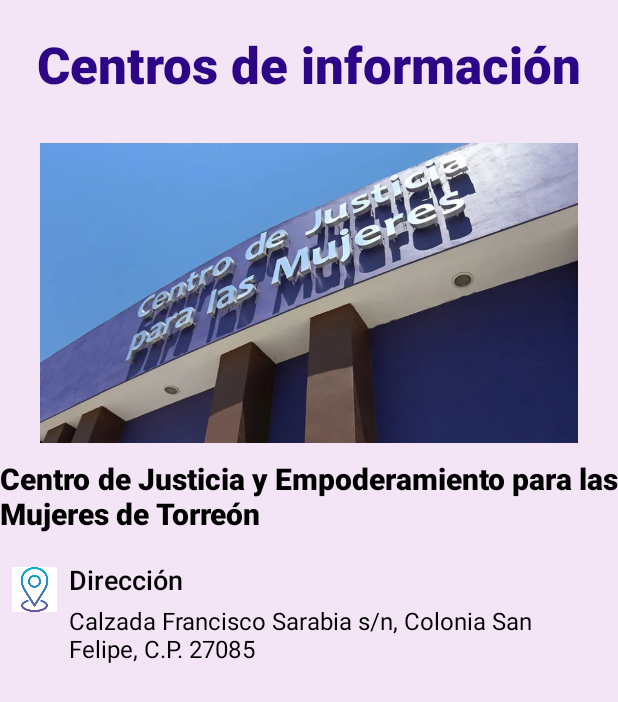
After one commit to DanyMtz29/Alert_app, an Android app: the layout activity_center_information.xml on its own in the app's theme, with its tools: preview values and no code run, on a phone screen of 412 x 824 dp. The commit adds this screen. Shown: the top 702 px of the screen. Run offline under Robolectric (Android 15) with nearby library versions, the phone set to English and light mode, and no system bars.

Commit message:
D-UI's: information center created

```diff
--- /dev/null
+++ b/app/src/main/java/com/example/alert_app/centerInformationACtivity.java
@@ -0,0 +1,20 @@
+package com.example.alert_app;
+
+import android.os.Bundle;
+
+import androidx.activity.EdgeToEdge;
+import androidx.appcompat.app.AppCompatActivity;
+import androidx.core.graphics.Insets;
+import androidx.core.view.ViewCompat;
+import androidx.core.view.WindowInsetsCompat;
+
+public class centerInformationACtivity extends AppCompatActivity {
+
+    @Override
+    protected void onCreate(Bundle savedInstanceState) {
+        super.onCreate(savedInstanceState);
+        EdgeToEdge.enable(this);
+        setContentView(R.layout.activity_center_information);
+
+    }
+}
--- /dev/null
+++ b/app/src/main/res/layout/activity_center_information.xml
@@ -0,0 +1,101 @@
+<?xml version="1.0" encoding="utf-8"?>
+<LinearLayout xmlns:android="http://schemas.android.com/apk/res/android"
+    xmlns:app="http://schemas.android.com/apk/res-auto"
+    xmlns:tools="http://schemas.android.com/tools"
+    android:id="@+id/main"
+    android:layout_width="match_parent"
+    android:layout_height="match_parent"
+    android:orientation="vertical"
+    tools:context=".centerInformationACtivity"
+    android:background="@color/lavanda">
+
+    <TextView
+        android:id="@+id/textView4"
+        android:layout_width="match_parent"
+        android:layout_height="wrap_content"
+        android:layout_marginTop="20dp"
+        android:fontFamily="sans-serif-black"
+        android:text="@string/text_lab_Centros_informacion"
+        android:textAlignment="center"
+        android:textSize="34sp"
+        android:textColor="@color/azulito"
+        />
+
+    <View
+        android:id="@+id/viewCentros1"
+        android:layout_width="match_parent"
+        android:layout_height="30dp"/>
+
+    <ImageView
+        android:id="@+id/imgJusticia"
+        android:layout_width="match_parent"
+        android:layout_height="200dp"
+        android:src="@drawable/centro_justicia_mujeres"/>
+
+    <View
+        android:id="@+id/viewCentros2"
+        android:layout_width="match_parent"
+        android:layout_height="10dp"/>
+
+    <TextView
+        android:id="@+id/text_lab_centro_justica"
+        android:layout_width="match_parent"
+        android:layout_height="wrap_content"
+        android:fontFamily="sans-serif-black"
+        android:justificationMode="inter_word"
+        android:text="@string/text_tit_centro_justicia"
+        android:textColor="@color/black"
+        android:textSize="20sp" />
+    <View
+        android:id="@+id/viewCentros3"
+        android:layout_width="match_parent"
+        android:layout_height="10dp"/>
+
+    <LinearLayout
+        android:id="@+id/lay1"
+        android:layout_width="match_parent"
+        android:layout_height="wrap_content"
+        android:background="@color/lavanda"
+        android:orientation="horizontal"
+        android:padding="8dp"
+        android:gravity="top"
+        tools:context=".TiposViolencia">
+
+        <ImageView
+            android:layout_width="30dp"
+            android:layout_height="30dp"
+            android:layout_marginTop="4dp"
+            android:src="@drawable/img_direccion" />
+
+        <LinearLayout
+            android:id="@+id/lay2"
+            android:layout_width="0dp"
+            android:layout_height="wrap_content"
+            android:layout_weight="1"
+            android:orientation="vertical"
+            android:paddingStart="8dp">
+
+            <TextView
+                android:id="@+id/text_desc_centros_justica"
+                android:layout_width="wrap_content"
+                android:layout_height="wrap_content"
+                android:fontFamily="sans-serif-medium"
+                android:text="Dirección"
+                android:textColor="@color/black"
+                android:textSize="18sp" />
+
+            <TextView
+                android:id="@+id/text_direccion_CentroJust"
+                android:layout_width="wrap_content"
+                android:layout_height="wrap_content"
+                android:fontFamily="sans-serif"
+                android:layout_marginTop="4dp"
+                android:text="Calzada Francisco Sarabia s/n, Colonia San Felipe, C.P. 27085"
+                android:textColor="@color/black"
+                android:textSize="16sp" />
+        </LinearLayout>
+
+    </LinearLayout>
+
+
+</LinearLayout>
--- a/app/src/main/res/values/strings.xml
+++ b/app/src/main/res/values/strings.xml
@@ -89,4 +89,18 @@ Suele estar presente en medios, chistes, publicidad o normas culturales que norm
     <string name="text_mod_institucional">Cuando instituciones públicas o privadas discriminan, ignoran o maltratan a una mujer en proceso de denuncia.</string>
     <string name="text_mod_noviazgo">Entre parejas sentimentales. Se puede dar con celos, control, insultos, presión sexual o manipulación.</string>
 
+    <!--Centros de informacion-->
+    <string name="text_direccion_centros_informacion">Dirección</string>
+    <string name="text_telefonos_centros_informacion">Teléfonos</string>
+    <string name="text_horario_centros_informacion">Horarios de atención</string>
+
+    <string name="text_lab_Centros_informacion">Centros de información</string>
+    <string name="text_tit_centro_justicia">Centro de Justicia y Empoderamiento para las Mujeres de Torreón</string>
+    <string name="text_dir_centro_justica">Calzada Francisco Sarabia s/n, Colonia San Felipe, C.P. 27085, Torreón, Coahuila.</string>
+    <string name="text_tel_centro1_justicia">(871) 222 6300 – Principal</string>
+    <string name="text_tel2_centro_justicia">(871) 222 6315 – Guardia (24 horas)</string>
+    <string name="text_horario_centro_justicia">24 horas, todos los días.</string>
+
+
+
 </resources>
```
Also changed, not shown: app/src/main/res/drawable/centro_justicia_mujeres.png (added), app/src/main/res/drawable/img_direccion.png (added).
